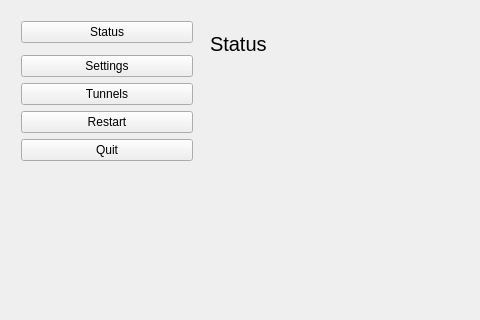
The window that qt/i2pd_qt/mainwindow.ui (PurpleI2P/i2pd) describes before a commit, drawn with Qt 5; both pictures show x 0 to 480 and y 0 to 320 of the 904 by 550 pixel window.
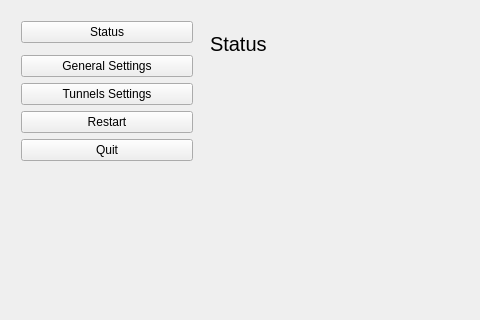
The same window after the commit.

Commit message: qt ui - settings buttons renamed to *Settings

```diff
--- a/qt/i2pd_qt/mainwindow.ui
+++ b/qt/i2pd_qt/mainwindow.ui
@@ -102,7 +102,7 @@
           <bool>true</bool>
          </property>
          <property name="text">
-          <string>Settings</string>
+          <string>General Settings</string>
          </property>
         </widget>
        </item>
@@ -112,7 +112,7 @@
           <bool>true</bool>
          </property>
          <property name="text">
-          <string>Tunnels</string>
+          <string>Tunnels Settings</string>
          </property>
         </widget>
        </item>
```
